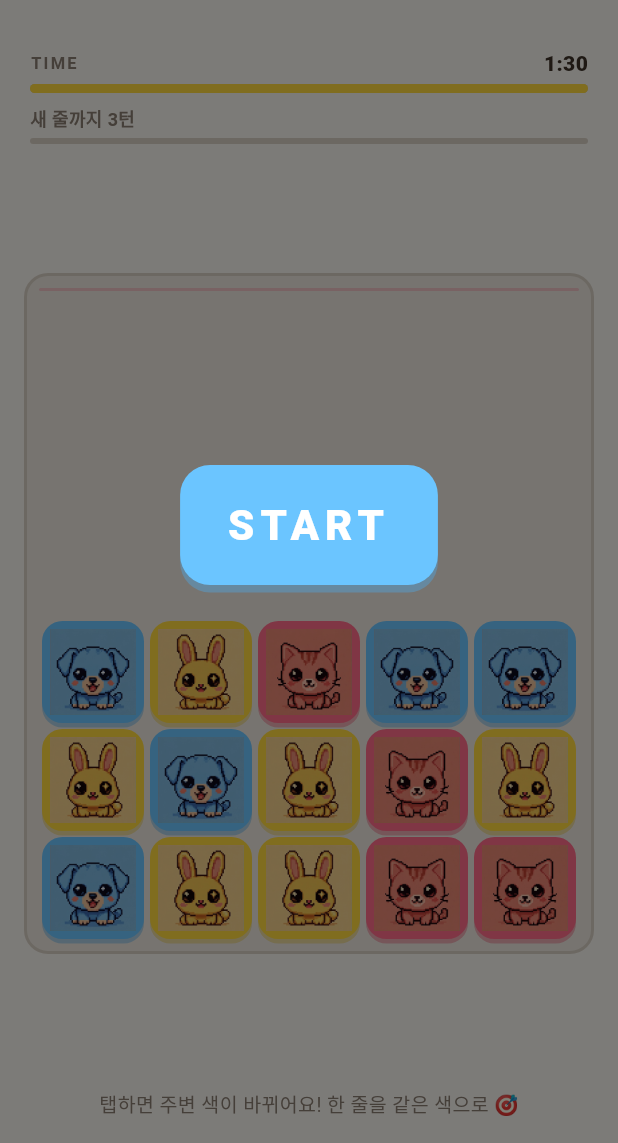
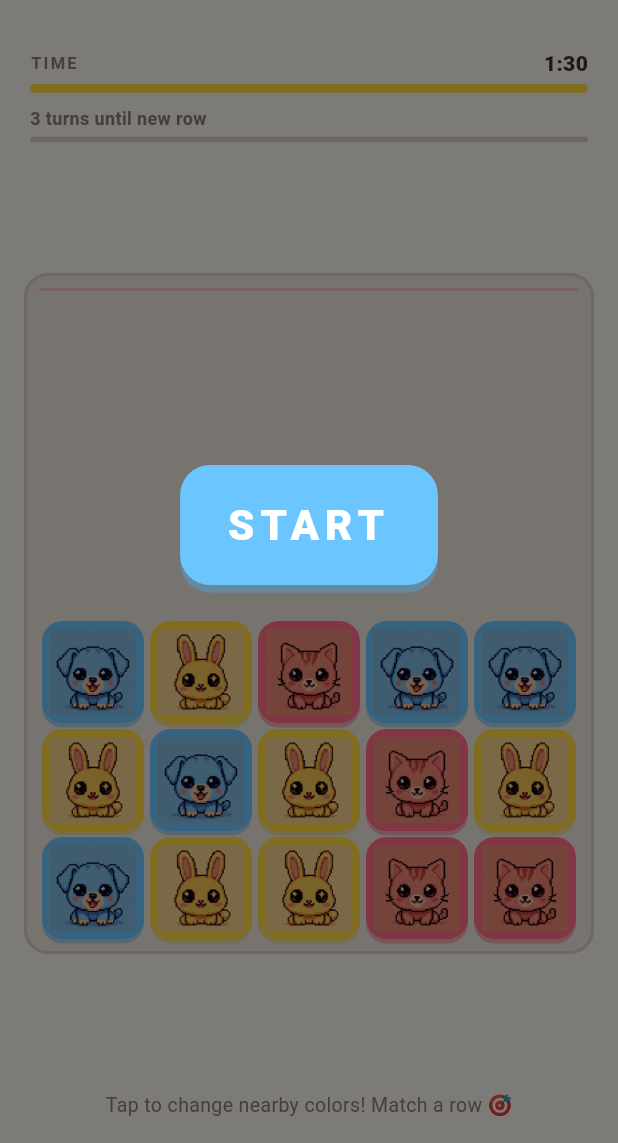
Before and after one commit to thingineeer/flipop, a Flutter app: the GameScreen screen opened directly, on a phone screen of 412 x 824 dp, the part 93-1236 px from its top. Run offline on Flutter 3.47's test engine with Material 3 defaults, Android fonts, the light colour scheme and no system bars; our stand-ins replace cloud_firestore, firebase_analytics, firebase_auth, firebase_core, flutter_secure_storage, google_mobile_ads and 3 more; accounts and stored records are empty; Roboto replaces fonts that are missing (SF Pro Rounded).

Commit message:
feat: 게임 화면 + 온보딩 하드코딩 문자열 l10n 적용
- game_screen: SCORE, BEST, TIME, 턴 카운터, 콤보, 힌트, START 버튼 l10n 교체
- onboarding_overlay: 콤보 점수 설명 3줄 l10n 교체
- ARB 4개 언어에 startButton, comboInfo1~3, leaderboardAll/Country 키 추가

```diff
--- a/lib/l10n/app_en.arb
+++ b/lib/l10n/app_en.arb
@@ -116,6 +116,12 @@
       }
     }
   },
+  "startButton": "START",
+  "leaderboardAll": "All",
+  "leaderboardCountry": "Country",
+  "comboInfo1": "COMBO x1  →  +100pts  +3s",
+  "comboInfo2": "COMBO x2  →  +200pts  +5s",
+  "comboInfo3": "COMBO x3  →  +300pts  +7s 🔥",
   "comingSoon": "COMING\nSOON",
   "googleSignInFailed": "Google sign-in failed: {error}",
   "@googleSignInFailed": {
--- a/lib/l10n/app_ja.arb
+++ b/lib/l10n/app_ja.arb
@@ -116,6 +116,12 @@
       }
     }
   },
+  "startButton": "START",
+  "leaderboardAll": "全体",
+  "leaderboardCountry": "国",
+  "comboInfo1": "COMBO x1  →  +100点  +3秒",
+  "comboInfo2": "COMBO x2  →  +200点  +5秒",
+  "comboInfo3": "COMBO x3  →  +300点  +7秒 🔥",
   "comingSoon": "COMING\nSOON",
   "googleSignInFailed": "Googleログイン失敗: {error}",
   "@googleSignInFailed": {
--- a/lib/l10n/app_ko.arb
+++ b/lib/l10n/app_ko.arb
@@ -116,6 +116,12 @@
       }
     }
   },
+  "startButton": "START",
+  "leaderboardAll": "전체",
+  "leaderboardCountry": "국가",
+  "comboInfo1": "COMBO x1  →  +100점  +3초",
+  "comboInfo2": "COMBO x2  →  +200점  +5초",
+  "comboInfo3": "COMBO x3  →  +300점  +7초 🔥",
   "comingSoon": "COMING\nSOON",
   "googleSignInFailed": "Google 로그인 실패: {error}",
   "@googleSignInFailed": {
--- a/lib/l10n/app_localizations.dart
+++ b/lib/l10n/app_localizations.dart
@@ -576,6 +576,42 @@ abstract class AppLocalizations {
   /// **'변경 실패: {error}'**
   String saveFailed(String error);
 
+  /// No description provided for @startButton.
+  ///
+  /// In ko, this message translates to:
+  /// **'START'**
+  String get startButton;
+
+  /// No description provided for @leaderboardAll.
+  ///
+  /// In ko, this message translates to:
+  /// **'전체'**
+  String get leaderboardAll;
+
+  /// No description provided for @leaderboardCountry.
+  ///
+  /// In ko, this message translates to:
+  /// **'국가'**
+  String get leaderboardCountry;
+
+  /// No description provided for @comboInfo1.
+  ///
+  /// In ko, this message translates to:
+  /// **'COMBO x1  →  +100점  +3초'**
+  String get comboInfo1;
+
+  /// No description provided for @comboInfo2.
+  ///
+  /// In ko, this message translates to:
+  /// **'COMBO x2  →  +200점  +5초'**
+  String get comboInfo2;
+
+  /// No description provided for @comboInfo3.
+  ///
+  /// In ko, this message translates to:
+  /// **'COMBO x3  →  +300점  +7초 🔥'**
+  String get comboInfo3;
+
   /// No description provided for @comingSoon.
   ///
   /// In ko, this message translates to:
--- a/lib/l10n/app_zh.arb
+++ b/lib/l10n/app_zh.arb
@@ -116,6 +116,12 @@
       }
     }
   },
+  "startButton": "START",
+  "leaderboardAll": "全部",
+  "leaderboardCountry": "国家",
+  "comboInfo1": "COMBO x1  →  +100分  +3秒",
+  "comboInfo2": "COMBO x2  →  +200分  +5秒",
+  "comboInfo3": "COMBO x3  →  +300分  +7秒 🔥",
   "comingSoon": "COMING\nSOON",
   "googleSignInFailed": "Google登录失败: {error}",
   "@googleSignInFailed": {
--- a/lib/ui/game_screen.dart
+++ b/lib/ui/game_screen.dart
@@ -7,6 +7,7 @@ import '../game/game_colors.dart';
 import '../services/ad_service.dart';
 import '../services/auth_service.dart';
 import '../services/leaderboard_service.dart';
+import '../l10n/app_localizations.dart';
 import '../services/secure_storage_service.dart';
 import 'block_widget.dart';
 import 'game_over_overlay.dart';
@@ -370,7 +371,7 @@ class _GameScreenState extends State<GameScreen> with TickerProviderStateMixin {
                   Padding(
                     padding: const EdgeInsets.all(16),
                     child: Text(
-                      '탭하면 주변 색이 바뀌어요! 한 줄을 같은 색으로 🎯',
+                      AppLocalizations.of(context)!.tapHint,
                       style: TextStyle(
                         color: GameColors.textSecondary,
                         fontSize: 13,
@@ -409,6 +410,7 @@ class _GameScreenState extends State<GameScreen> with TickerProviderStateMixin {
   }
 
   Widget _buildHeader() {
+    final l10n = AppLocalizations.of(context)!;
     return Padding(
       padding: const EdgeInsets.symmetric(horizontal: 20, vertical: 12),
       child: Row(
@@ -419,7 +421,7 @@ class _GameScreenState extends State<GameScreen> with TickerProviderStateMixin {
               crossAxisAlignment: CrossAxisAlignment.start,
               children: [
                 Text(
-                  'SCORE',
+                  l10n.scoreLabel,
                   style: TextStyle(
                     color: GameColors.textSecondary,
                     fontSize: 11,
@@ -438,9 +440,9 @@ class _GameScreenState extends State<GameScreen> with TickerProviderStateMixin {
               ],
             ),
           ),
-          const Text(
-            'FLIPOP',
-            style: TextStyle(
+          Text(
+            l10n.appTitle,
+            style: const TextStyle(
               color: GameColors.textPrimary,
               fontSize: 24,
               fontWeight: FontWeight.w900,
@@ -452,7 +454,7 @@ class _GameScreenState extends State<GameScreen> with TickerProviderStateMixin {
               crossAxisAlignment: CrossAxisAlignment.end,
               children: [
                 Text(
-                  'BEST',
+                  l10n.bestLabel,
                   style: TextStyle(
                     color: GameColors.textSecondary,
                     fontSize: 11,
@@ -491,7 +493,7 @@ class _GameScreenState extends State<GameScreen> with TickerProviderStateMixin {
             mainAxisAlignment: MainAxisAlignment.spaceBetween,
             children: [
               Text(
-                'TIME',
+                AppLocalizations.of(context)!.timeLabel,
                 style: TextStyle(
                   color: isUrgent
                       ? GameColors.blockColors[BlockColor.red]
@@ -544,7 +546,7 @@ class _GameScreenState extends State<GameScreen> with TickerProviderStateMixin {
             mainAxisAlignment: MainAxisAlignment.spaceBetween,
             children: [
               Text(
-                '새 줄까지 $remaining턴',
+                AppLocalizations.of(context)!.turnsUntilNewRow(remaining),
                 style: TextStyle(
                   color: remaining <= 1
                       ? GameColors.blockColors[BlockColor.red]
@@ -561,7 +563,7 @@ class _GameScreenState extends State<GameScreen> with TickerProviderStateMixin {
                     borderRadius: BorderRadius.circular(10),
                   ),
                   child: Text(
-                    'COMBO x${_state.combo}',
+                    AppLocalizations.of(context)!.comboDisplay(_state.combo),
                     style: TextStyle(
                       color: GameColors.textPrimary,
                       fontSize: 11,
@@ -611,10 +613,10 @@ class _GameScreenState extends State<GameScreen> with TickerProviderStateMixin {
                 ),
               ],
             ),
-            child: const Text(
-              'START',
+            child: Text(
+              AppLocalizations.of(context)!.startButton,
               textAlign: TextAlign.center,
-              style: TextStyle(
+              style: const TextStyle(
                 color: Colors.white,
                 fontSize: 28,
                 fontWeight: FontWeight.w900,
```
Also changed, not shown: lib/l10n/app_localizations_en.dart (+18 -0 lines), lib/l10n/app_localizations_ja.dart (+18 -0 lines), lib/l10n/app_localizations_ko.dart (+18 -0 lines), lib/l10n/app_localizations_zh.dart (+18 -0 lines), lib/ui/onboarding_overlay.dart (+8 -8 lines).
